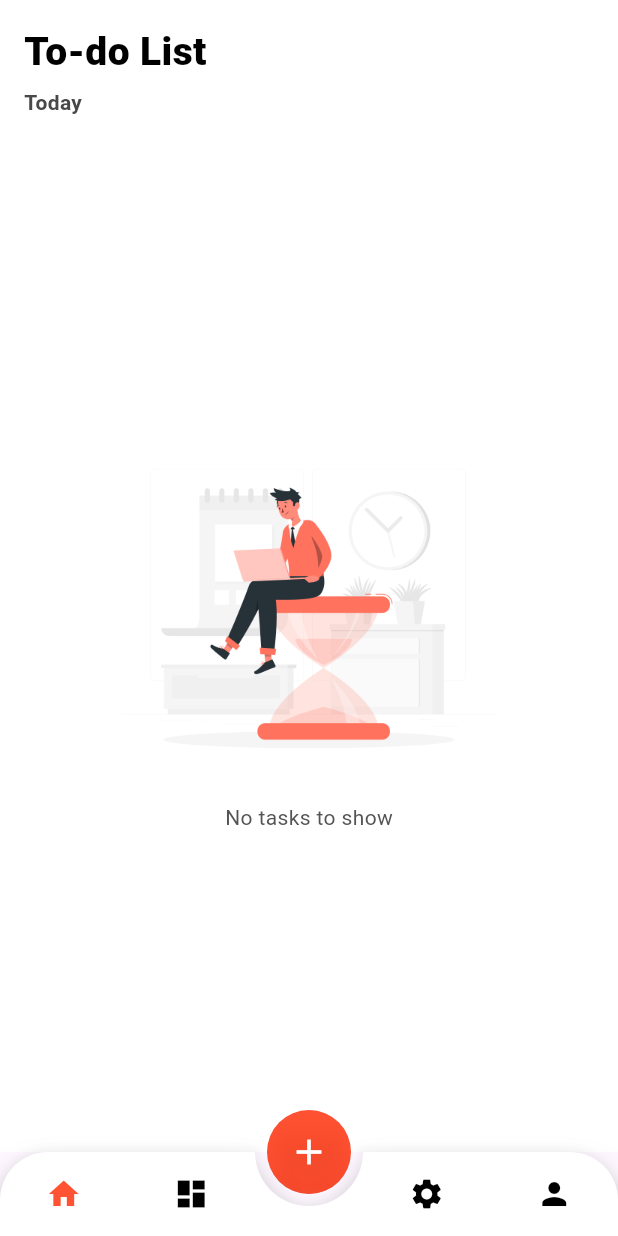
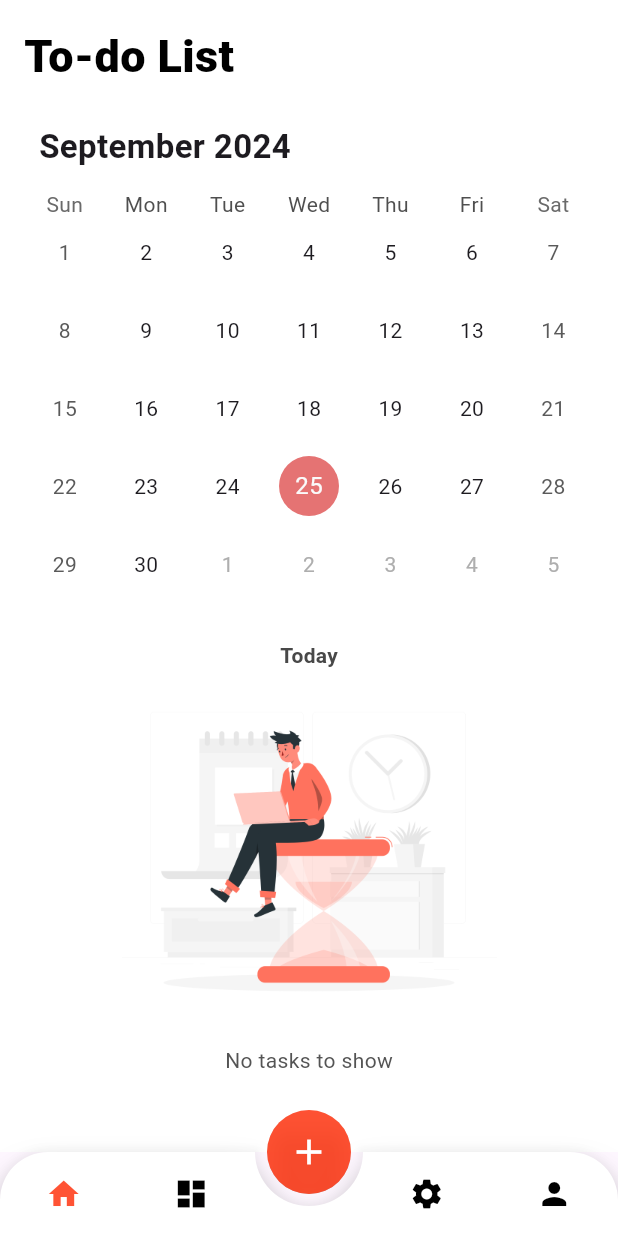
Before and after one commit to ganeshgovala/To-do-List, a Flutter app: the screen it shows after launch, on a phone screen of 412 x 824 dp. Run offline on Flutter 3.47's test engine with Material 3 defaults, Android fonts, the phone set to English and light mode, and no system bars; drawn by our look-alikes of animated_bottom_navigation_bar, table_calendar; our stand-ins replace cloud_firestore, firebase_core, fl_chart; accounts and stored records are empty.

```diff
--- a/flutter_practice/lib/pages/Homepage.dart
+++ b/flutter_practice/lib/pages/Homepage.dart
@@ -7,6 +7,7 @@ import 'package:firebase_core/firebase_core.dart';
 import 'package:flutter/material.dart';
 import 'package:flutter_practice/Models/DataModel.dart';
 import 'package:flutter_practice/pages/TaskPage.dart';
+import 'package:table_calendar/table_calendar.dart';
 
 class HomePage extends StatefulWidget {
   HomePage({super.key});
@@ -26,6 +27,10 @@ class HomePage extends StatefulWidget {
 }
 
 class _HomePageState extends State<HomePage> {
+
+  DateTime _focusedDay = DateTime.now();
+  DateTime? _selectedDay;
+
   @override
   Widget build(BuildContext context) {
     return Scaffold(
@@ -39,11 +44,54 @@ class _HomePageState extends State<HomePage> {
               "To-do List",
               style: TextStyle(
                 color: Colors.black,
-                fontSize: 26,
+                fontSize: 30,
                 fontWeight: FontWeight.w800,
               ),
             ),
-            SizedBox(height: 5),
+            SizedBox(height: 10),
+            TableCalendar(
+              focusedDay: _focusedDay,
+              firstDay: DateTime.utc(2000, 10, 16),
+              lastDay: DateTime(2050, 11, 28),
+              selectedDayPredicate: (day) {
+                return isSameDay(_selectedDay, day);
+              },
+              onDaySelected: (selectedDay, focusedDay) {
+                setState(() {
+                  _selectedDay = selectedDay;
+                  _focusedDay = focusedDay;
+                });
+              },
+              calendarFormat: CalendarFormat.month,
+              calendarStyle: CalendarStyle(
+                todayDecoration: BoxDecoration(
+                  color: Colors.red[300],
+                  shape: BoxShape.circle,
+                ),
+                selectedDecoration: BoxDecoration(
+                  color: Colors.red[800],
+                  shape: BoxShape.circle,
+                )
+              ),
+              headerStyle: HeaderStyle(
+                headerMargin: EdgeInsets.symmetric(vertical: 5, horizontal: 10),
+                formatButtonVisible: false,
+                leftChevronVisible: false,
+                rightChevronVisible: false,
+                titleTextStyle: TextStyle(
+                  fontWeight: FontWeight.w700,
+                  fontSize: 22,
+                )
+              ),
+            ),
+            SizedBox(height: 15),
+            Container(
+              padding: EdgeInsets.symmetric(vertical: 10, horizontal: 10),
+              decoration: BoxDecoration(
+                color: Colors.white,
+              ),
+              child: Column(
+                children: [
                   Text(
                     "Today",
                     style: TextStyle(
@@ -52,7 +100,6 @@ class _HomePageState extends State<HomePage> {
                       fontWeight: FontWeight.w700,
                     ),
                   ),
-            SizedBox(height: 10),
                   Expanded(
                       child: StreamBuilder(
                           stream: widget.getTasks(),
@@ -164,7 +211,10 @@ class _HomePageState extends State<HomePage> {
                                     ],
                                   );
                                 });
-                    }))
+                          })),
+                ],
+              ),
+            )
           ],
         ),
       ),
--- a/flutter_practice/pubspec.yaml
+++ b/flutter_practice/pubspec.yaml
@@ -39,6 +39,7 @@ dependencies:
   fl_chart: ^0.69.0
   animated_bottom_navigation_bar: ^1.3.3
   intl: ^0.17.0
+  table_calendar: ^3.0.8
 
 dev_dependencies:
   flutter_test:
```
Also changed, not shown: flutter_practice/pubspec.lock. Lines whose indentation alone changed are shown as unchanged.
